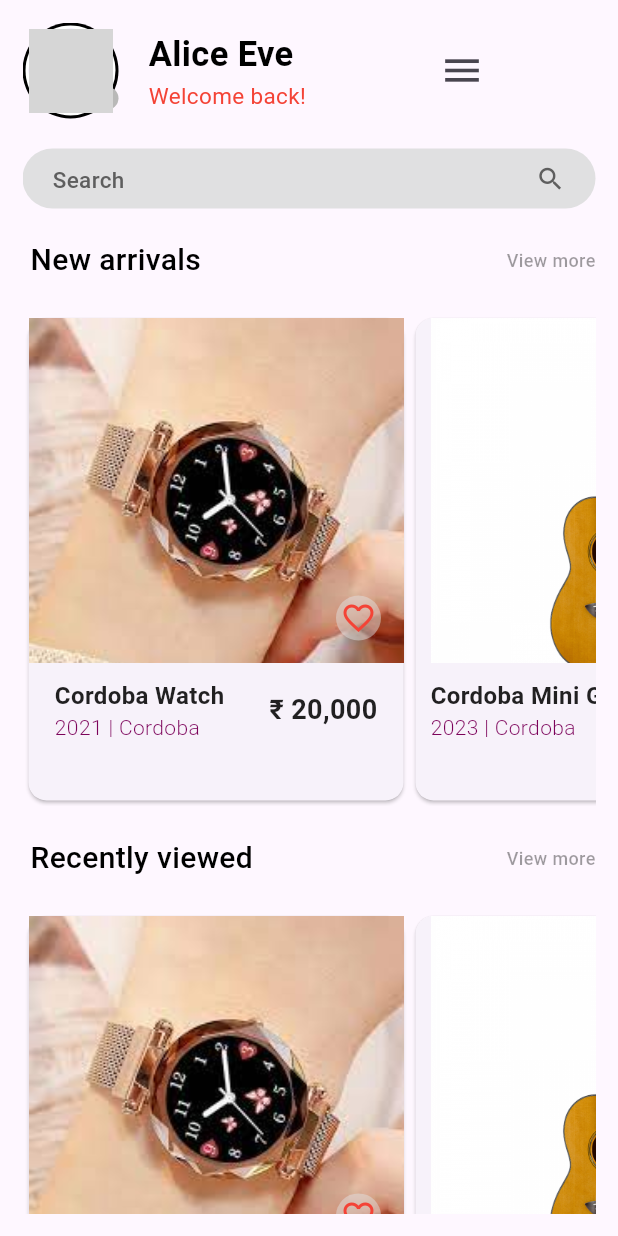
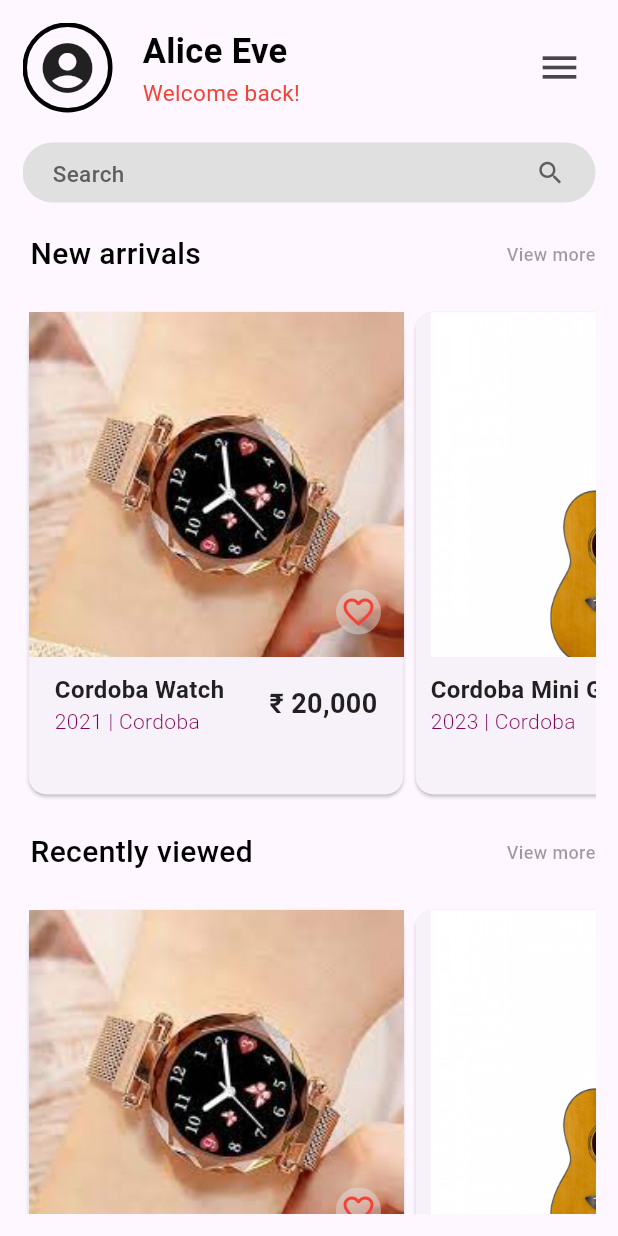
Before and after one commit to mahaswetavisakh/sello_via1, a Flutter app: the Home screen opened directly, on a phone screen of 412 x 824 dp. Run offline on Flutter 3.47's test engine with Material 3 defaults, Android fonts, the phone set to English and light mode, and no system bars; our stand-ins replace cloud_firestore, firebase_auth, firebase_core, firebase_storage, image_picker, shared_preferences; accounts and stored records are empty; grey boxes are pictures that could not be loaded.

```diff
--- a/lib/appConts/routes.dart
+++ b/lib/appConts/routes.dart
@@ -5,4 +5,8 @@ class Routes{
   static String profileRoute="/profile";
   static String registerRoute="/register";
   static String sidebarRoute="/sidebar";
+  static String orderRoute="/order";
+  static String listingRoute="/listing";
+  static String likedItemRoute="/likedItem";
+
 }
--- a/lib/logics/authLogincs.dart
+++ b/lib/logics/authLogincs.dart
@@ -92,9 +92,9 @@ class AuthLogics{
     updateDataFromLocal();
   }
 
-  updateUserAddress(String userAddress){
+  Future updateUserAddress(String userAddress) async {
     user!.userAddress=userAddress;
-    _db.collection("users").doc(user!.userUID).update(user!.toMap());
+    await _db.collection("users").doc(user!.userUID).update(user!.toMap());
     updateDataFromLocal();
   }
 
--- a/lib/main.dart
+++ b/lib/main.dart
@@ -5,7 +5,9 @@ import 'package:sello_via/screens/MainScreen.dart';
 import 'package:sello_via/screens/SplashScreen.dart';
 import 'package:sello_via/screens/Login.dart';
 import 'package:sello_via/screens/Profilepage.dart';
+import 'package:sello_via/screens/likeditem.dart';
 import 'package:sello_via/screens/listing.dart';
+import 'package:sello_via/screens/orders.dart';
 import 'package:sello_via/screens/registerScreen.dart';
 import 'package:sello_via/screens/sidebar.dart';
 
@@ -22,6 +24,9 @@ void main()async{
             Routes.registerRoute:(context)=>RegisterScreen(),
             Routes.homeRoute:(context)=>MainScreen(),
             Routes.sidebarRoute:(context)=>SideBar(),
+            Routes.orderRoute:(context)=>Orders(),
+            Routes.listingRoute:(context)=>Listing(),
+            Routes.likedItemRoute:(context)=>LikedItem(),
         },
 //home:Listing(),
         debugShowCheckedModeBanner: false,
--- a/lib/screens/home.dart
+++ b/lib/screens/home.dart
@@ -1,6 +1,8 @@
 import 'package:flutter/material.dart';
 import 'package:sello_via/appConts/routes.dart';
 import 'package:sello_via/widgets/Customcontainer.dart';
+
+import '../widgets/profilepic.dart';
 
 class Home extends StatelessWidget {
   List<Itemdetails> details = [
@@ -27,57 +29,19 @@ class Home extends StatelessWidget {
   @override
   Widget build(BuildContext context) {
     return Scaffold(
-      body: Padding(
+      body: SafeArea(
+        child: Padding(
           padding: const EdgeInsets.all(15),
           child: ListView(
             children: [
               Row(
                 children: [
-                Stack(
-                  children: [
-                    InkWell(
-                      onTap: (){
-                        Navigator.pushNamed(context, Routes.profileRoute);
-                      },
-                      child: const CircleAvatar(
-                        backgroundColor: Colors.black,
-                        radius: 32,
-                        child: CircleAvatar(
-                          backgroundColor: Colors.white,
-                          radius: 30,
-                          child: CircleAvatar(
-                            backgroundImage: NetworkImage(
-                                "https://4ec5a3ca-a-258b6f3f-s-sites.googlegroups.com/a/goodmen.info/workcanada/assistants/female_generic_profile.png"),
-                            radius: 28,
-                          ),
-                        ),
-                      ),
-                    ),
-                    Positioned(
-                      bottom: 6,
-                      right: 0,
-                      child: Container(
-                        width: 15,
-                        // Adjust the size of the small circle as needed
-                        height: 15,
-                        decoration: const BoxDecoration(
-                          shape: BoxShape.circle,
-                          color: Color(0xFFB9B9B8),
-
-                          // Change the color of the small circle
-                        ),
-                        child: const Icon(
-                          Icons.menu,
-                          size: 10,
-                        ),
-                      ),
-                    ),
-                  ],
-                ),
+                  ProfilepicWidget(),
                   const SizedBox(
                     width: 20,
                   ),
-                const Column(
+                  const Expanded(
+                    child: Column(
                       mainAxisAlignment: MainAxisAlignment.start,
                       crossAxisAlignment: CrossAxisAlignment.start,
                       children: [
@@ -89,24 +53,24 @@ class Home extends StatelessWidget {
                           style: TextStyle(
                             fontWeight: FontWeight.bold,
                             color: Colors.black,
-                          fontSize: 23),
+                            fontSize: 23,
+                          ),
                         ),
                         Text(
                           "Welcome back!",
                           style: TextStyle(
                             fontWeight: FontWeight.w400,
                             color: Colors.red,
-                          fontSize: 15),
-                    )
+                            fontSize: 15,
+                          ),
+                        ),
                       ],
                     ),
-                const SizedBox(
-                  width: 80,
                   ),
                   IconButton(
-                  onPressed: (
-                     // Navigator.pushNamed(context, Routes.sidebarRoute);
-                      ) {},
+                    onPressed: () {
+                      Navigator.pushNamed(context, Routes.sidebarRoute);
+                    },
                     icon: const Icon(Icons.menu, size: 30),
                   ),
                 ],
@@ -387,6 +351,7 @@ class Home extends StatelessWidget {
             ],
           ),
         ),
+      ),
     );
   }
 }
--- a/lib/widgets/customButton.dart
+++ b/lib/widgets/customButton.dart
@@ -18,6 +18,7 @@ class CustomButton extends StatelessWidget{
         gradient:  Const.ButtonColour,
 
       ),
+
       child: TextButton(
         onPressed:(){
           onTap!();
--- /dev/null
+++ b/lib/widgets/profilepic.dart
@@ -0,0 +1,66 @@
+import 'dart:io';
+
+import 'package:firebase_auth/firebase_auth.dart';
+import 'package:firebase_storage/firebase_storage.dart';
+import 'package:flutter/cupertino.dart';
+import 'package:flutter/material.dart';
+import 'package:image_picker/image_picker.dart';
+import '../logics/cloudStorageLogic.dart';
+import 'loadin_widget.dart';
+
+class ProfilepicWidget extends StatefulWidget {
+  const ProfilepicWidget({super.key});
+
+  @override
+  State<ProfilepicWidget> createState() => _ProfilepicWidgetState();
+}
+
+class _ProfilepicWidgetState extends State<ProfilepicWidget> {
+  final FirebaseAuth _auth = FirebaseAuth.instance;
+  FirebaseStorage storage = FirebaseStorage.instance;
+  String? photoUrl;
+  XFile? _selectedImage;
+
+  final ImagePicker _picker = ImagePicker();
+  @override
+  Widget build(BuildContext context) {
+    return  InkWell(
+      onTap: () async {
+        _selectedImage = await _picker.pickImage(
+            source: ImageSource.gallery);
+
+        showLoading(context);
+
+        photoUrl = await CloudStorageLogic(
+            file: File(_selectedImage!.path),
+            fileName: "${_selectedImage!.name}.png",
+            folderName: "users"
+        ).uploadFile();
+
+        print("URL===${photoUrl}");
+        await _auth.currentUser!.updatePhotoURL(photoUrl);
+        Navigator.pop(context);
+
+        setState(() {});
+      },
+      child: Container(
+          height: 60,
+          width: 60,
+          padding: const EdgeInsets.all(2),
+          decoration: BoxDecoration(
+              shape: BoxShape.circle,
+              border: Border.all(
+                  color: Colors.black, width: 3)),
+          child: _auth.currentUser!.photoURL == null
+              ? const Icon(
+            Icons.account_circle_rounded,
+            size: 40,
+          )
+              : CircleAvatar(
+            backgroundImage: NetworkImage(
+                _auth.currentUser!.photoURL!),
+            foregroundColor: Colors.grey,
+          )),
+    );
+  }
+}
```
Also changed, not shown: lib/screens/AddProduct.dart (+10 -1 lines), lib/screens/Login.dart (+19 -29 lines), lib/screens/Profilepage.dart (+82 -84 lines), lib/screens/registerScreen.dart (+25 -32 lines), lib/screens/sidebar.dart (+49 -7 lines), lib/widgets/customInput.dart (+61 -17 lines), lib/appConts/collectionName.dart (added), pubspec.lock. Lines whose indentation alone changed are shown as unchanged.
